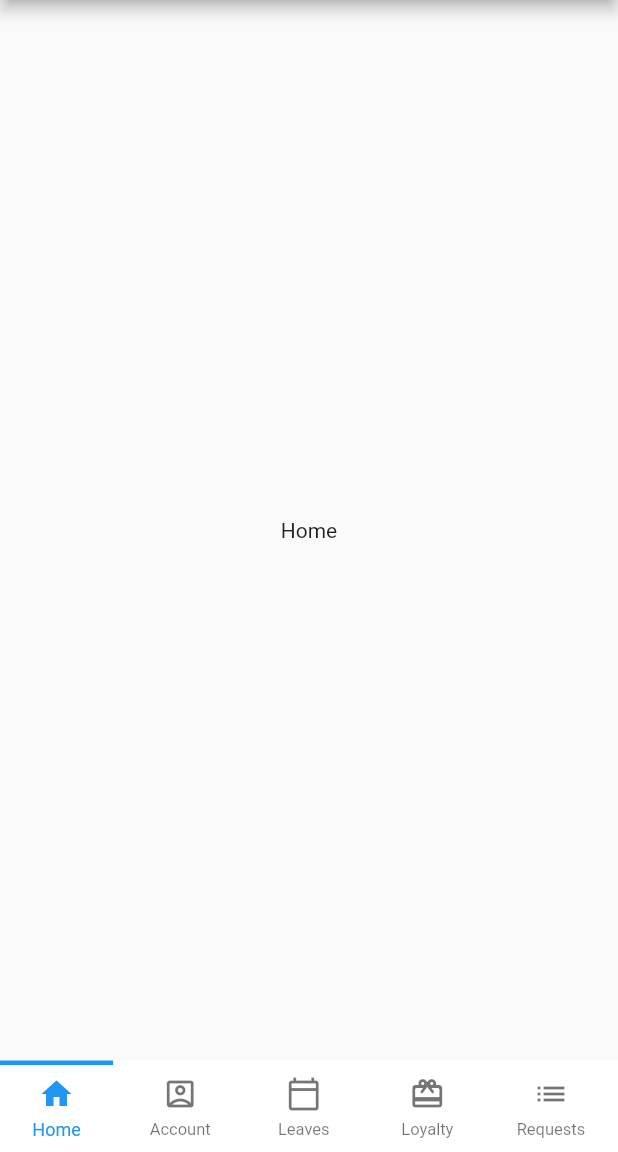
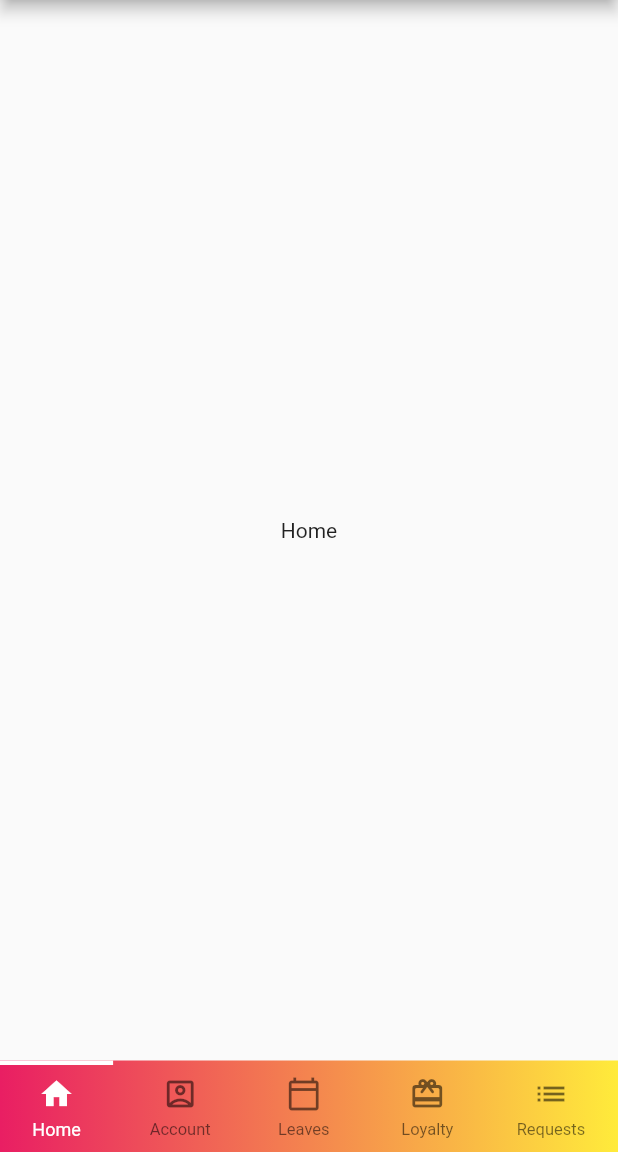
Before and after one commit to Dicksenz/custom_line_indicator_bottom_navbar, a Flutter app: the screen it shows after launch, on a phone screen of 412 x 824 dp, the part 84-1236 px from its top. Run offline on Flutter 3.47's test engine with Material 2 defaults, Android fonts, the phone set to English and light mode, and no system bars.

Commit message:
readme images added

```diff
--- a/example/lib/main.dart
+++ b/example/lib/main.dart
@@ -41,7 +41,7 @@ class _MyExampleState extends State<MyExample> {
         child: _widgetOptions.elementAt(_selectedIndex),
       ),
       bottomNavigationBar: CustomLineIndicatorBottomNavbar(
-        selectedColor: Colors.blue,
+        selectedColor: Colors.white,
         unSelectedColor: Colors.black54,
         backgroundColor: Colors.white,
         currentIndex: _selectedIndex,
@@ -53,10 +53,9 @@ class _MyExampleState extends State<MyExample> {
         enableLineIndicator: true,
         lineIndicatorWidth: 3,
         indicatorType: IndicatorType.Top,
-        // gradient: LinearGradient(
-        //   colors: kGradients,
-        // ),
-
+        gradient: LinearGradient(
+          colors: [Colors.pink, Colors.yellow],
+        ),
         customBottomBarItems: [
           CustomBottomBarItems(
             label: 'Home',
```
Also changed, not shown: 1 other file.
